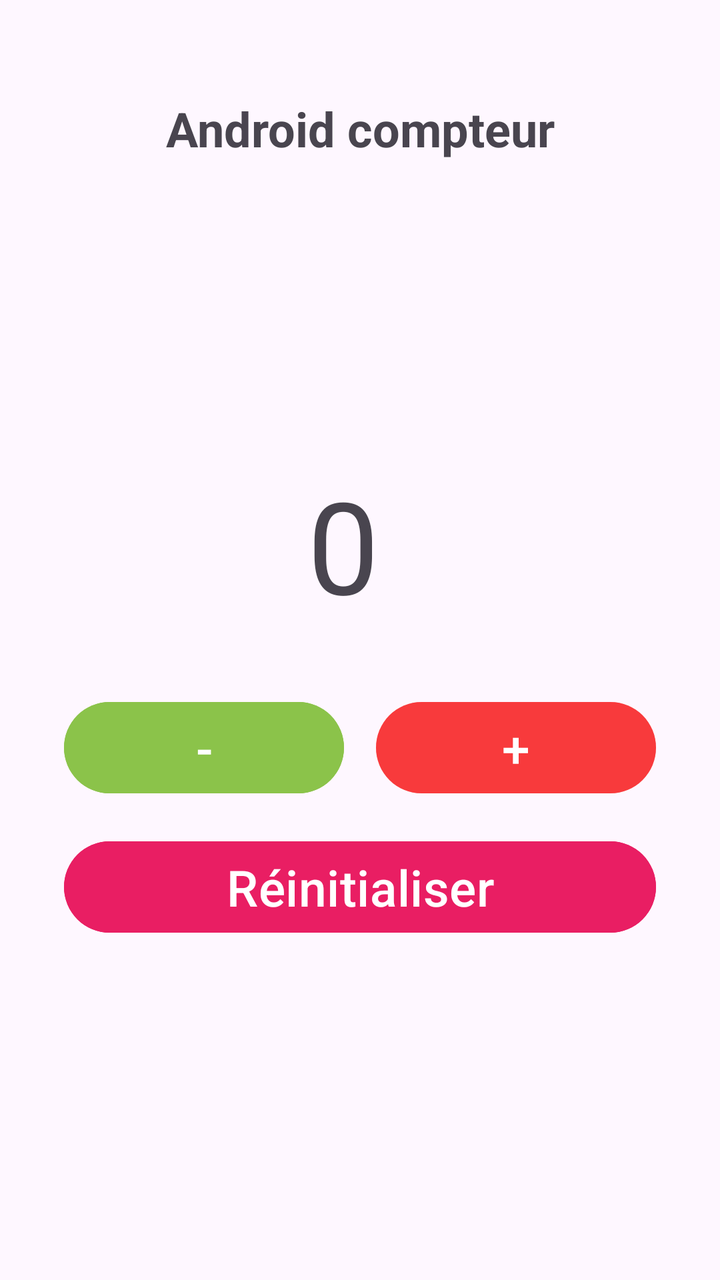
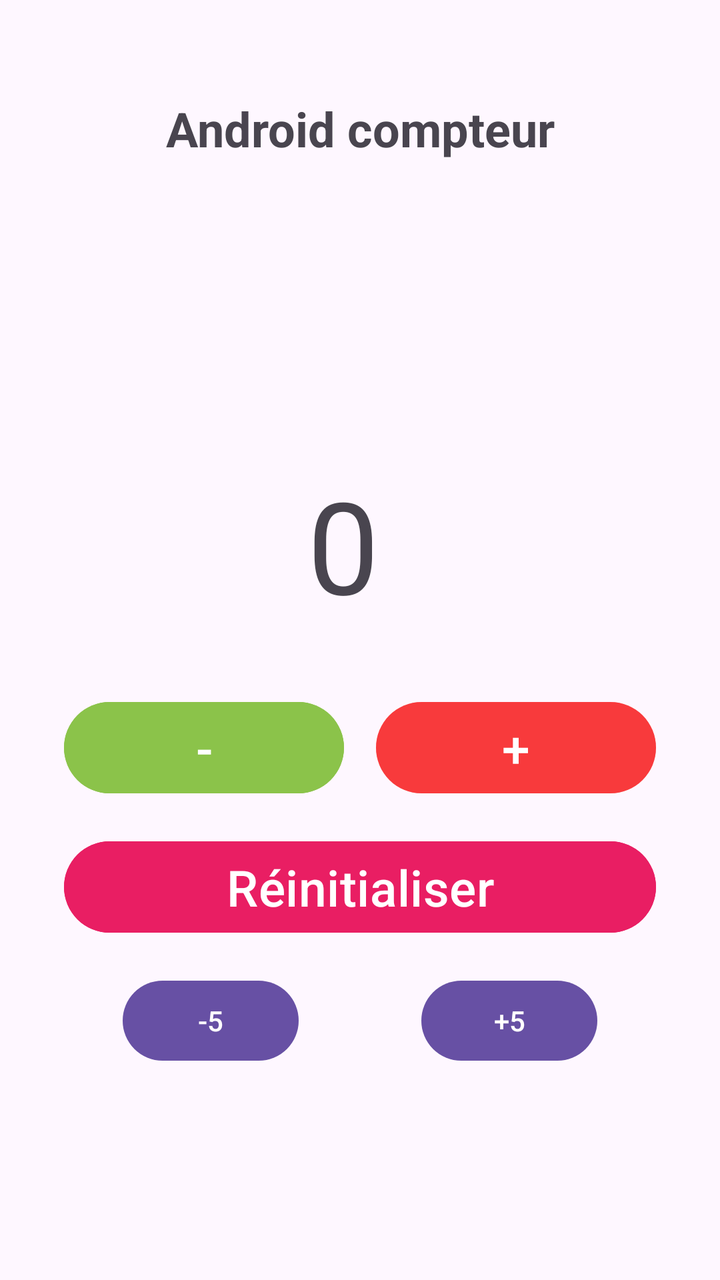

Two renders of the same Android screen: before a commit and after it. Below are the layout's source before the change and the commit's diff.
<!-- AndroidManifest.xml: application theme Theme.CompteurAndroid -->
<!-- res/layout/activity_main.xml -->
<?xml version="1.0" encoding="utf-8"?>
<androidx.constraintlayout.widget.ConstraintLayout xmlns:android="http://schemas.android.com/apk/res/android"
    xmlns:app="http://schemas.android.com/apk/res-auto"
    xmlns:tools="http://schemas.android.com/tools"
    android:id="@+id/main"
    android:layout_width="match_parent"
    android:layout_height="match_parent"
    tools:context=".MainActivity">

    <TextView
        android:id="@+id/textViewTitre"
        android:layout_width="wrap_content"
        android:layout_height="wrap_content"
        android:layout_marginTop="48dp"
        android:text="@string/titre"
        android:textSize="24sp"
        android:textStyle="bold"
        app:layout_constraintEnd_toEndOf="parent"
        app:layout_constraintStart_toStartOf="parent"
        app:layout_constraintTop_toTopOf="parent" />

    <TextView
        android:id="@+id/textViewCompteur"
        android:layout_width="wrap_content"
        android:layout_height="wrap_content"
        android:text="@string/valeur_initiale"
        android:textSize="64sp"
        app:layout_constraintBottom_toBottomOf="parent"
        app:layout_constraintEnd_toEndOf="parent"
        app:layout_constraintHorizontal_bias="0.474"
        app:layout_constraintStart_toStartOf="parent"
        app:layout_constraintTop_toTopOf="parent"
        app:layout_constraintVertical_bias="0.414" />

    <Button
        android:id="@+id/buttonDecrementer"
        android:layout_width="0dp"
        android:layout_height="wrap_content"
        android:layout_marginStart="32dp"
        android:layout_marginTop="32dp"
        android:layout_marginEnd="8dp"
        android:text="@string/bouton_decrementer"
        android:textSize="25sp"
        app:layout_constraintEnd_toStartOf="@+id/buttonIncrementer"
        app:layout_constraintStart_toStartOf="parent"
        app:layout_constraintTop_toBottomOf="@+id/textViewCompteur"
        android:backgroundTint="#8BC34A"/>

    <Button
        android:id="@+id/buttonIncrementer"
        android:layout_width="0dp"
        android:layout_height="wrap_content"
        android:layout_marginStart="8dp"
        android:layout_marginEnd="32dp"
        android:text="@string/bouton_incrementer"
        android:textSize="25sp"
        app:layout_constraintEnd_toEndOf="parent"
        app:layout_constraintStart_toEndOf="@+id/buttonDecrementer"
        app:layout_constraintTop_toTopOf="@+id/buttonDecrementer"
        android:backgroundTint="#89F80909"/>

    <Button
        android:id="@+id/buttonReinitialiser"
        android:layout_width="0dp"
        android:layout_height="wrap_content"
        android:layout_marginStart="32dp"
        android:layout_marginTop="16dp"
        android:layout_marginEnd="32dp"
        android:text="@string/bouton_reinitialiser"
        android:textSize="25sp"
        app:layout_constraintEnd_toEndOf="parent"
        app:layout_constraintStart_toStartOf="parent"
        app:layout_constraintTop_toBottomOf="@+id/buttonDecrementer"
        android:backgroundTint="#E91E63"/>

</androidx.constraintlayout.widget.ConstraintLayout>
<!-- resources referenced by this layout -->
<resources>
  <string name="bouton_decrementer">-</string>
  <string name="bouton_incrementer">+</string>
  <string name="bouton_reinitialiser">Réinitialiser</string>
  <string name="titre">Android compteur</string>
  <string name="valeur_initiale">0</string>
  <style name="Theme.CompteurAndroid" parent="Base.Theme.CompteurAndroid" />
  <style name="Base.Theme.CompteurAndroid" parent="Theme.Material3.DayNight.NoActionBar">
          
          
      </style>
</resources>

<!-- the commit's change to res/layout/activity_main.xml (unified diff, before → after) -->
@@ -73,4 +73,24 @@
         app:layout_constraintTop_toBottomOf="@+id/buttonDecrementer"
         android:backgroundTint="#E91E63"/>
 
+    <Button
+        android:id="@+id/buttonIncrementer5"
+        android:layout_width="wrap_content"
+        android:layout_height="wrap_content"
+        app:layout_constraintTop_toBottomOf="@id/buttonReinitialiser"
+        app:layout_constraintStart_toEndOf="@id/buttonDecrementer5"
+        app:layout_constraintEnd_toEndOf="parent"
+        android:layout_marginTop="16dp"
+        android:text="@string/bouton_plus5"/>
+
+    <Button
+        android:id="@+id/buttonDecrementer5"
+        android:layout_width="wrap_content"
+        android:layout_height="wrap_content"
+        app:layout_constraintTop_toBottomOf="@id/buttonReinitialiser"
+        app:layout_constraintStart_toStartOf="parent"
+        app:layout_constraintEnd_toStartOf="@id/buttonIncrementer5"
+        android:layout_marginTop="16dp"
+        android:text="@string/bouton_moins5"/>
+
 </androidx.constraintlayout.widget.ConstraintLayout>
<!-- resource entries referenced after the edit -->
@@ -2,6 +2,8 @@
 <resources>
   <string name="bouton_decrementer">-</string>
   <string name="bouton_incrementer">+</string>
+  <string name="bouton_moins5">-5</string>
+  <string name="bouton_plus5">+5</string>
   <string name="bouton_reinitialiser">Réinitialiser</string>
   <string name="titre">Android compteur</string>
   <string name="valeur_initiale">0</string>
